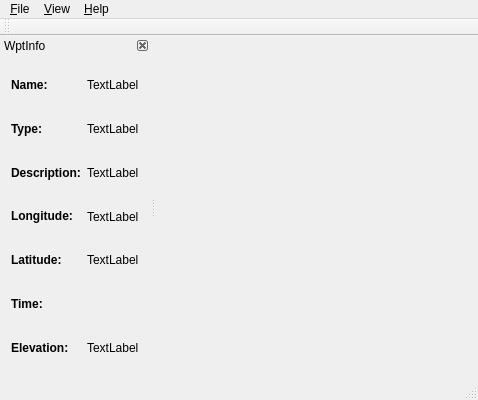
Qt form src/mainwindow.ui (andreadecorte/geoviodi) before a commit.
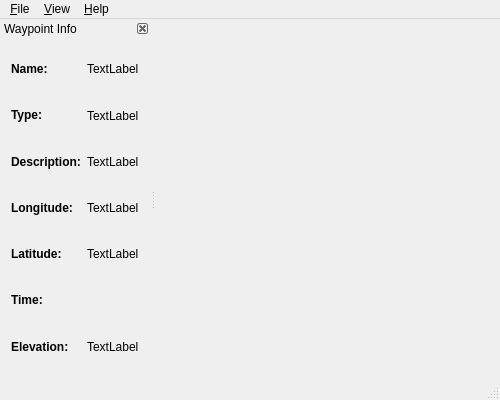
The same form after that commit.

Commit message: a couple of visual improvements

Diff of the .ui file:
```diff
--- a/src/mainwindow.ui
+++ b/src/mainwindow.ui
@@ -6,7 +6,7 @@
    <rect>
     <x>0</x>
     <y>0</y>
-    <width>478</width>
+    <width>500</width>
     <height>400</height>
    </rect>
   </property>
@@ -14,9 +14,9 @@
    <string>GeoViodi</string>
   </property>
   <widget class="QWidget" name="centralWidget">
-   <layout class="QGridLayout" name="gridLayout">
-    <item row="0" column="0">
-     <layout class="QVBoxLayout" name="verticalLayout">
+   <layout class="QVBoxLayout" name="verticalLayout_2">
+    <item>
+     <layout class="QVBoxLayout" name="verticalLayout" stretch="">
       <property name="spacing">
        <number>3</number>
       </property>
@@ -32,7 +32,7 @@
     <rect>
      <x>0</x>
      <y>0</y>
-     <width>478</width>
+     <width>500</width>
      <height>21</height>
     </rect>
    </property>
@@ -63,17 +63,6 @@
    <addaction name="menu_Help"/>
   </widget>
   <widget class="QStatusBar" name="statusBar"/>
-  <widget class="QToolBar" name="toolBar">
-   <property name="windowTitle">
-    <string>toolBar</string>
-   </property>
-   <attribute name="toolBarArea">
-    <enum>TopToolBarArea</enum>
-   </attribute>
-   <attribute name="toolBarBreak">
-    <bool>false</bool>
-   </attribute>
-  </widget>
   <widget class="QDockWidget" name="wptDockWidget">
    <property name="enabled">
     <bool>true</bool>
@@ -97,7 +86,7 @@
     <set>QDockWidget::DockWidgetClosable|QDockWidget::DockWidgetMovable</set>
    </property>
    <property name="windowTitle">
-    <string>WptInfo</string>
+    <string>Waypoint Info</string>
    </property>
    <attribute name="dockWidgetArea">
     <number>1</number>
```
Left out of the diff: 22 changed lines with no effect on the pictures. The commit also changes 2 other files.
